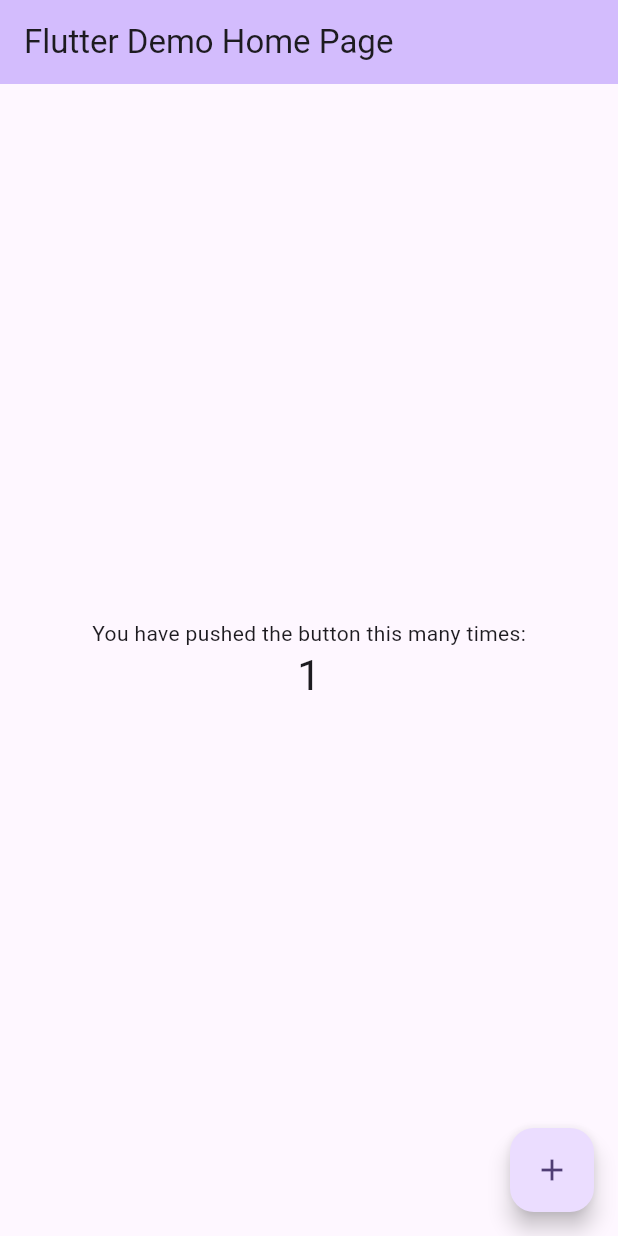
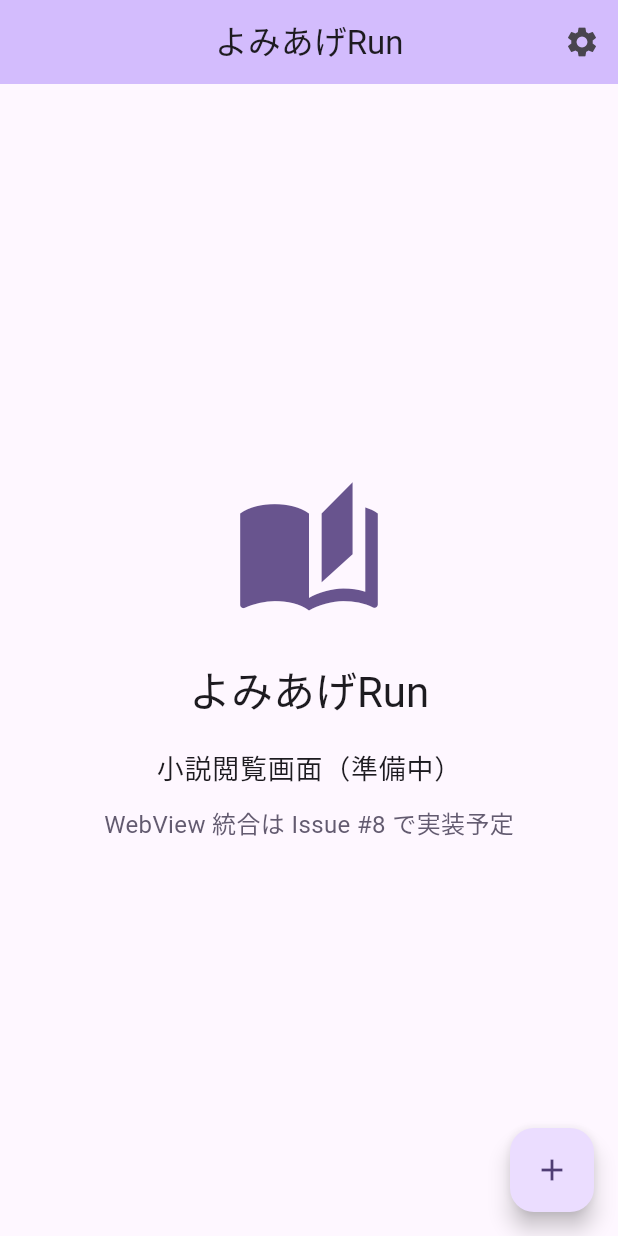
Before and after one commit to claude-desktop-aoisakanana-001/flutter_web_view, a Flutter app: the screen it shows after launch, after a tap on the "add" icon, on a phone screen of 412 x 824 dp. Run offline on Flutter 3.47's test engine with Material 3 defaults, Android fonts, the phone set to English and light mode, and no system bars; our stand-ins replace flutter_riverpod, freezed_annotation, riverpod_annotation, webview_flutter; generated files the repository leaves out were written again.

Commit message:
feat(app): Implement basic app structure and routing (Issue #4)
- Create lib/app/app.dart with MaterialApp configuration
  - Material 3 design with light and dark themes
  - Custom text themes for readable novel content (fontSize: 18, height: 1.8)
  - Theme mode follows system preference

- Create NovelReaderScreen skeleton
  - Basic Scaffold with AppBar
  - Placeholder UI with app icon and description
  - Settings button (TODO for future)
  - FAB for URL input (TODO for Issue #5)

- Update lib/main.dart
  - Add ProviderScope wrapper for Riverpod state management
  - Use new App widget instead of default counter app
  - Simplified to 14 lines (was 122 lines)

This completes the foundation for the novel reader app.
WebView integration will be implemented in Issue #8.

Related: Issue #4

```diff
--- /dev/null
+++ b/lib/app/app.dart
@@ -0,0 +1,62 @@
+import 'package:flutter/material.dart';
+import 'package:yomiagerun_app/features/novel_reader/presentation/novel_reader_screen.dart';
+
+/// アプリケーションのルートウィジェット
+///
+/// MaterialApp の設定、テーマ、ルーティングを管理します。
+class App extends StatelessWidget {
+  const App({super.key});
+
+  @override
+  Widget build(BuildContext context) {
+    return MaterialApp(
+      title: 'よみあげRun',
+      debugShowCheckedModeBanner: false,
+      theme: ThemeData(
+        // Material 3 デザイン
+        useMaterial3: true,
+
+        // カラースキーム
+        colorScheme: ColorScheme.fromSeed(
+          seedColor: Colors.deepPurple,
+          brightness: Brightness.light,
+        ),
+
+        // AppBar テーマ
+        appBarTheme: const AppBarTheme(
+          centerTitle: true,
+          elevation: 0,
+        ),
+
+        // テキストテーマ
+        textTheme: const TextTheme(
+          bodyLarge: TextStyle(fontSize: 18, height: 1.8),
+          bodyMedium: TextStyle(fontSize: 16, height: 1.6),
+        ),
+      ),
+
+      // ダークテーマ
+      darkTheme: ThemeData(
+        useMaterial3: true,
+        colorScheme: ColorScheme.fromSeed(
+          seedColor: Colors.deepPurple,
+          brightness: Brightness.dark,
+        ),
+        appBarTheme: const AppBarTheme(
+          centerTitle: true,
+          elevation: 0,
+        ),
+        textTheme: const TextTheme(
+          bodyLarge: TextStyle(fontSize: 18, height: 1.8),
+          bodyMedium: TextStyle(fontSize: 16, height: 1.6),
+        ),
+      ),
+
+      // デフォルトはライトテーマ
+      themeMode: ThemeMode.system,
+
+      // ホーム画面
+      home: const NovelReaderScreen(),
+    );
+  }
+}
--- /dev/null
+++ b/lib/features/novel_reader/presentation/novel_reader_screen.dart
@@ -0,0 +1,69 @@
+import 'package:flutter/material.dart';
+
+/// 小説閲覧画面
+///
+/// WebView を使用して「小説家になろう」の小説を閲覧します。
+/// 将来的には読み上げ機能や設定画面へのナビゲーションを含みます。
+class NovelReaderScreen extends StatefulWidget {
+  const NovelReaderScreen({super.key});
+
+  @override
+  State<NovelReaderScreen> createState() => _NovelReaderScreenState();
+}
+
+class _NovelReaderScreenState extends State<NovelReaderScreen> {
+  @override
+  Widget build(BuildContext context) {
+    return Scaffold(
+      appBar: AppBar(
+        title: const Text('よみあげRun'),
+        backgroundColor: Theme.of(context).colorScheme.inversePrimary,
+        actions: [
+          // 将来: 設定ボタン
+          IconButton(
+            icon: const Icon(Icons.settings),
+            onPressed: () {
+              // TODO: 設定画面へ遷移
+            },
+          ),
+        ],
+      ),
+      body: Center(
+        child: Column(
+          mainAxisAlignment: MainAxisAlignment.center,
+          children: [
+            Icon(
+              Icons.auto_stories,
+              size: 100,
+              color: Theme.of(context).colorScheme.primary,
+            ),
+            const SizedBox(height: 24),
+            Text(
+              'よみあげRun',
+              style: Theme.of(context).textTheme.headlineMedium,
+            ),
+            const SizedBox(height: 16),
+            Text(
+              '小説閲覧画面（準備中）',
+              style: Theme.of(context).textTheme.bodyLarge,
+            ),
+            const SizedBox(height: 8),
+            Text(
+              'WebView 統合は Issue #8 で実装予定',
+              style: Theme.of(context).textTheme.bodyMedium?.copyWith(
+                    color: Theme.of(context).colorScheme.secondary,
+                  ),
+            ),
+          ],
+        ),
+      ),
+      floatingActionButton: FloatingActionButton(
+        onPressed: () {
+          // TODO: Issue #5 で URL 入力ダイアログを実装
+        },
+        tooltip: 'URL を入力',
+        child: const Icon(Icons.add),
+      ),
+    );
+  }
+}
--- a/lib/main.dart
+++ b/lib/main.dart
@@ -1,122 +1,14 @@
 import 'package:flutter/material.dart';
+import 'package:flutter_riverpod/flutter_riverpod.dart';
+import 'package:yomiagerun_app/app/app.dart';
 
+/// アプリケーションのエントリーポイント
+///
+/// ProviderScope で App をラップして Riverpod の状態管理を有効化します。
 void main() {
-  runApp(const MyApp());
+  runApp(
+    const ProviderScope(
+      child: App(),
+    ),
+  );
 }
-
-class MyApp extends StatelessWidget {
-  const MyApp({super.key});
-
-  // This widget is the root of your application.
-  @override
-  Widget build(BuildContext context) {
-    return MaterialApp(
-      title: 'Flutter Demo',
-      theme: ThemeData(
-        // This is the theme of your application.
-        //
-        // TRY THIS: Try running your application with "flutter run". You'll see
-        // the application has a purple toolbar. Then, without quitting the app,
-        // try changing the seedColor in the colorScheme below to Colors.green
-        // and then invoke "hot reload" (save your changes or press the "hot
-        // reload" button in a Flutter-supported IDE, or press "r" if you used
-        // the command line to start the app).
-        //
-        // Notice that the counter didn't reset back to zero; the application
-        // state is not lost during the reload. To reset the state, use hot
-        // restart instead.
-        //
-        // This works for code too, not just values: Most code changes can be
-        // tested with just a hot reload.
-        colorScheme: ColorScheme.fromSeed(seedColor: Colors.deepPurple),
-      ),
-      home: const MyHomePage(title: 'Flutter Demo Home Page'),
-    );
-  }
-}
-
-class MyHomePage extends StatefulWidget {
-  const MyHomePage({super.key, required this.title});
-
-  // This widget is the home page of your application. It is stateful, meaning
-  // that it has a State object (defined below) that contains fields that affect
-  // how it looks.
-
-  // This class is the configuration for the state. It holds the values (in this
-  // case the title) provided by the parent (in this case the App widget) and
-  // used by the build method of the State. Fields in a Widget subclass are
-  // always marked "final".
-
-  final String title;
-
-  @override
-  State<MyHomePage> createState() => _MyHomePageState();
-}
-
-class _MyHomePageState extends State<MyHomePage> {
-  int _counter = 0;
-
-  void _incrementCounter() {
-    setState(() {
-      // This call to setState tells the Flutter framework that something has
-      // changed in this State, which causes it to rerun the build method below
-      // so that the display can reflect the updated values. If we changed
-      // _counter without calling setState(), then the build method would not be
-      // called again, and so nothing would appear to happen.
-      _counter++;
-    });
-  }
-
-  @override
-  Widget build(BuildContext context) {
-    // This method is rerun every time setState is called, for instance as done
-    // by the _incrementCounter method above.
-    //
-    // The Flutter framework has been optimized to make rerunning build methods
-    // fast, so that you can just rebuild anything that needs updating rather
-    // than having to individually change instances of widgets.
-    return Scaffold(
-      appBar: AppBar(
-        // TRY THIS: Try changing the color here to a specific color (to
-        // Colors.amber, perhaps?) and trigger a hot reload to see the AppBar
-        // change color while the other colors stay the same.
-        backgroundColor: Theme.of(context).colorScheme.inversePrimary,
-        // Here we take the value from the MyHomePage object that was created by
-        // the App.build method, and use it to set our appbar title.
-        title: Text(widget.title),
-      ),
-      body: Center(
-        // Center is a layout widget. It takes a single child and positions it
-        // in the middle of the parent.
-        child: Column(
-          // Column is also a layout widget. It takes a list of children and
-          // arranges them vertically. By default, it sizes itself to fit its
-          // children horizontally, and tries to be as tall as its parent.
-          //
-          // Column has various properties to control how it sizes itself and
-          // how it positions its children. Here we use mainAxisAlignment to
-          // center the children vertically; the main axis here is the vertical
-          // axis because Columns are vertical (the cross axis would be
-          // horizontal).
-          //
-          // TRY THIS: Invoke "debug painting" (choose the "Toggle Debug Paint"
-          // action in the IDE, or press "p" in the console), to see the
-          // wireframe for each widget.
-          mainAxisAlignment: MainAxisAlignment.center,
-          children: [
-            const Text('You have pushed the button this many times:'),
-            Text(
-              '$_counter',
-              style: Theme.of(context).textTheme.headlineMedium,
-            ),
-          ],
-        ),
-      ),
-      floatingActionButton: FloatingActionButton(
-        onPressed: _incrementCounter,
-        tooltip: 'Increment',
-        child: const Icon(Icons.add),
-      ),
-    );
-  }
-}
```
